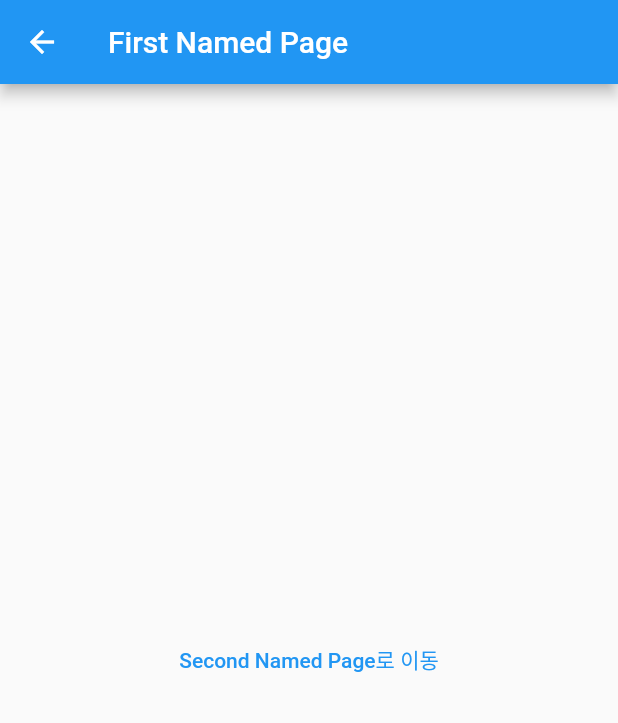
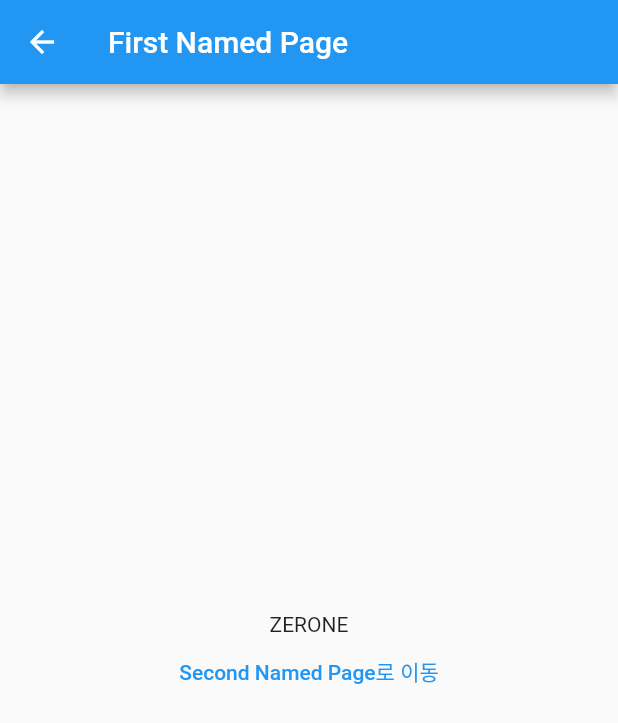
Before and after one commit to StudioZERONE/study_flutter_04_getx, a Flutter app: the screen it shows after launch, after a tap on "First Named Page로 이동", on a phone screen of 412 x 824 dp. Shown: the top 723 px of the screen. Run offline on Flutter 3.47's test engine with Material 2 defaults, Android fonts, the light colour scheme and no system bars; our stand-ins replace get.

Commit message:
arguments 전달

```diff
--- a/lib/main.dart
+++ b/lib/main.dart
@@ -40,7 +40,10 @@ class MyApp extends StatelessWidget {
             name: "/first",
             page: () => const FirstPage(),
             transition: Transition.zoom), // 페이지 전환에 줌 효과를 넣는 기능인데.. 안 되네..
-        GetPage(name: "/firstnamed", page: () => const FirstNamedPage()),
+        GetPage(
+          name: "/firstnamed",
+          page: () => const FirstNamedPage(),
+        ),
         GetPage(
             name: "/second",
             page: () => const SecondPage(),
--- a/lib/src/home.dart
+++ b/lib/src/home.dart
@@ -27,7 +27,7 @@ class Home extends StatelessWidget {
             TextButton(
               child: const Text('First Named Page로 이동'),
               onPressed: () {
-                Get.toNamed("/firstnamed");
+                Get.toNamed("/firstnamed", arguments: "ZERONE"); //arguments 전달
               },
             ),
           ],
--- a/lib/src/pages/normal/firstNamed.dart
+++ b/lib/src/pages/normal/firstNamed.dart
@@ -14,6 +14,7 @@ class FirstNamedPage extends StatelessWidget {
         child: Column(
           mainAxisAlignment: MainAxisAlignment.center,
           children: [
+            Text("${Get.arguments}"), //arguments 전달받아 화면에 표시
             TextButton(
               child: const Text('Second Named Page로 이동'),
               onPressed: () {
```
